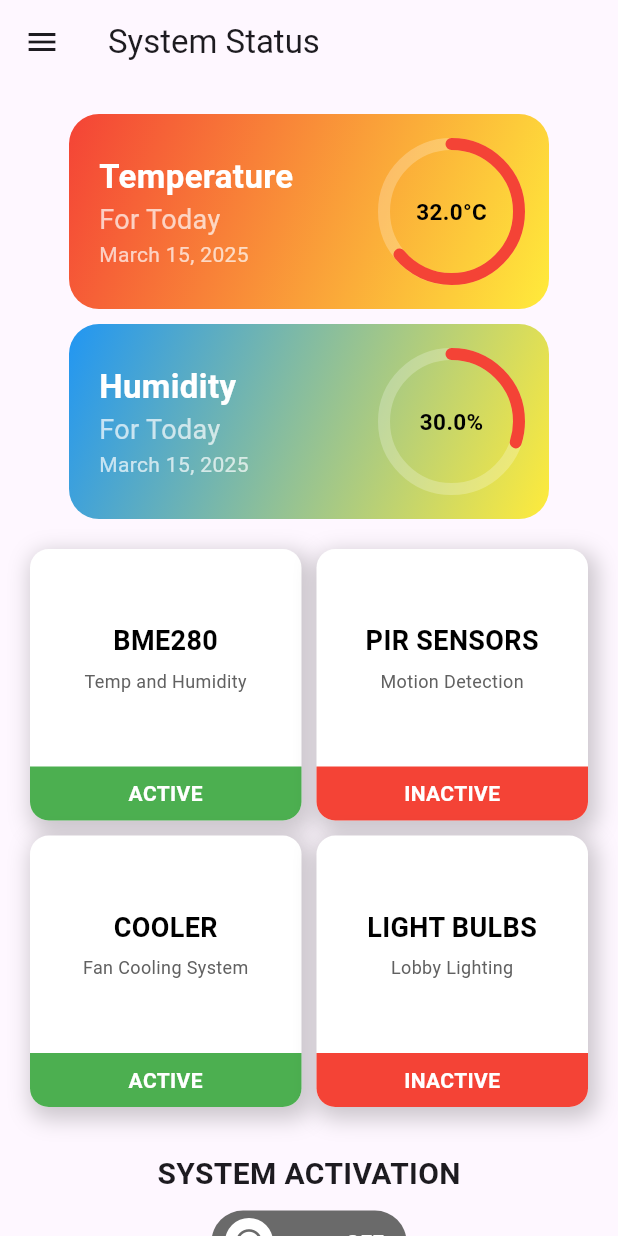
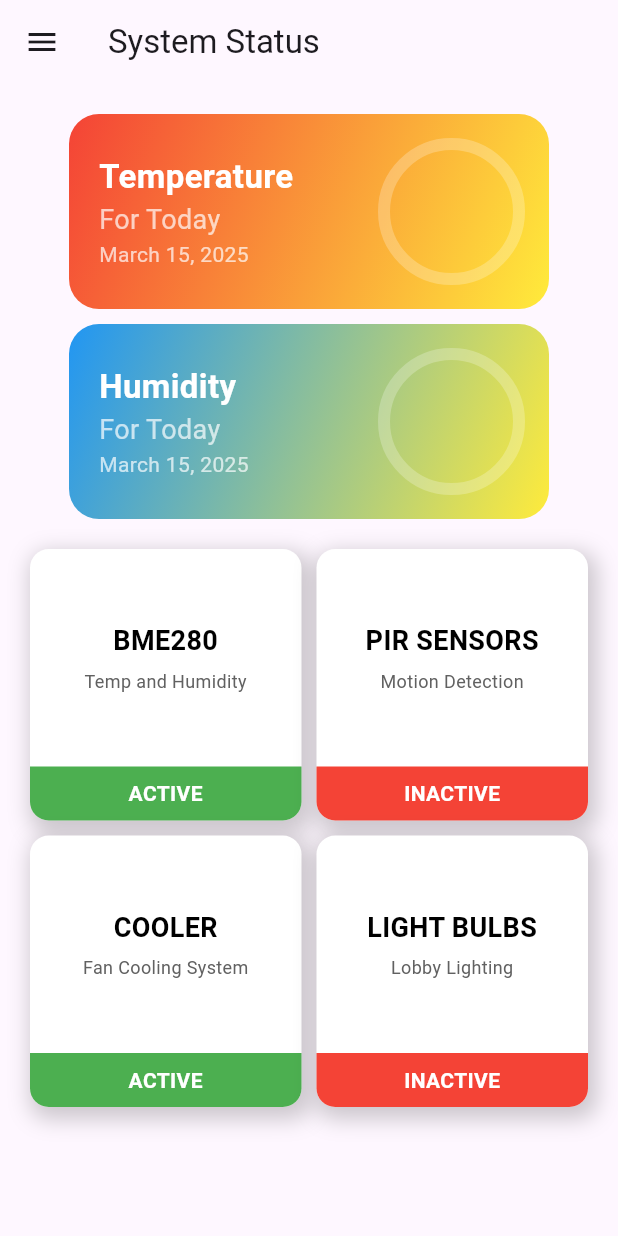
Before and after one commit to ezzzep/SMART-LOBBY-LIGHTING, a Flutter app: the screen it shows once a user with an empty profile is signed in, on a phone screen of 412 x 824 dp. Run offline on Flutter 3.47's test engine with Material 3 defaults, Android fonts, the phone set to English and light mode, and no system bars; drawn by our look-alikes of lite_rolling_switch; our stand-ins replace cloud_firestore, firebase_auth, firebase_core, flutter_blue_plus, fluttertoast, google_fonts and 1 more; accounts and stored records are empty.

Commit message:
activation.dart changes

```diff
--- a/lib/common/widgets/systemStatus/humidityStatus/humidity_status.dart
+++ b/lib/common/widgets/systemStatus/humidityStatus/humidity_status.dart
@@ -3,7 +3,9 @@ import 'package:intl/intl.dart';
 import 'package:vector_math/vector_math_64.dart' as math;
 
 class HumidityStatus extends StatefulWidget {
-  const HumidityStatus({super.key});
+  final double humidity;
+
+  const HumidityStatus({super.key, required this.humidity});
 
   @override
   State<HumidityStatus> createState() => _HumidityStatusState();
@@ -16,7 +18,6 @@ class _HumidityStatusState extends State<HumidityStatus>
   final Duration fadeInDuration = const Duration(milliseconds: 500);
   final Duration fillDuration = const Duration(seconds: 2);
   double progressDegrees = 0;
-  final double humidity = 30;
 
   @override
   void initState() {
@@ -24,9 +25,9 @@ class _HumidityStatusState extends State<HumidityStatus>
     _radialProgressAnimationController =
         AnimationController(vsync: this, duration: fillDuration);
 
-    _progressAnimation = Tween(begin: 0.0, end: (humidity / 100) * 360).animate(
-        CurvedAnimation(
-            parent: _radialProgressAnimationController, curve: Curves.easeIn))
+    _progressAnimation = Tween(begin: 0.0, end: (widget.humidity / 100) * 360)
+        .animate(CurvedAnimation(
+        parent: _radialProgressAnimationController, curve: Curves.easeIn))
       ..addListener(() {
         setState(() {
           progressDegrees = _progressAnimation.value;
@@ -36,19 +37,41 @@ class _HumidityStatusState extends State<HumidityStatus>
     _radialProgressAnimationController.forward();
   }
 
+  @override
+  void didUpdateWidget(HumidityStatus oldWidget) {
+    super.didUpdateWidget(oldWidget);
+    if (oldWidget.humidity != widget.humidity) {
+      _radialProgressAnimationController.reset();
+      _progressAnimation = Tween(begin: 0.0, end: (widget.humidity / 100) * 360)
+          .animate(CurvedAnimation(
+          parent: _radialProgressAnimationController, curve: Curves.easeIn))
+        ..addListener(() {
+          setState(() {
+            progressDegrees = _progressAnimation.value;
+          });
+        });
+      _radialProgressAnimationController.forward();
+    }
+  }
+
+  @override
+  void dispose() {
+    _radialProgressAnimationController.dispose();
+    super.dispose();
+  }
+
   String getFormattedDate() {
     DateTime now = DateTime.now();
     return DateFormat('MMMM d, yyyy').format(now);
   }
 
-  /// Determines the color based on humidity levels
   Color getHumidityColor(double humidity) {
     if (humidity >= 70) {
-      return Colors.blue[900]!; // Too humid
+      return Colors.blue[900]!;
     } else if (humidity >= 40) {
-      return Colors.blue[300]!; // Moderate
+      return Colors.blue[300]!;
     } else {
-      return Colors.red; // Dry
+      return Colors.red;
     }
   }
 
@@ -64,7 +87,7 @@ class _HumidityStatusState extends State<HumidityStatus>
         padding: const EdgeInsets.symmetric(horizontal: 20),
         decoration: BoxDecoration(
           gradient: const LinearGradient(
-            colors: [Colors.blue, Colors.yellow], // Blue to Yellow Gradient
+            colors: [Colors.blue, Colors.yellow],
             begin: Alignment.topLeft,
             end: Alignment.bottomRight,
           ),
@@ -96,7 +119,7 @@ class _HumidityStatusState extends State<HumidityStatus>
             ),
             CustomPaint(
               painter:
-                  RadialPainter(progressDegrees, getHumidityColor(humidity)),
+              RadialPainter(progressDegrees, getHumidityColor(widget.humidity)),
               child: Container(
                 height: 90,
                 width: 90,
@@ -105,7 +128,7 @@ class _HumidityStatusState extends State<HumidityStatus>
                   opacity: progressDegrees > 5 ? 1.0 : 0.0,
                   duration: fadeInDuration,
                   child: Text(
-                    "$humidity%", // Display humidity
+                    "${widget.humidity.toStringAsFixed(1)}%",
                     style: const TextStyle(
                         color: Colors.black,
                         fontSize: 15,
@@ -157,7 +180,5 @@ class RadialPainter extends CustomPainter {
   }
 
   @override
-  bool shouldRepaint(CustomPainter oldDelegate) {
-    return true;
-  }
+  bool shouldRepaint(CustomPainter oldDelegate) => true;
 }
--- a/lib/common/widgets/systemStatus/temperatureStatus/temperature_status.dart
+++ b/lib/common/widgets/systemStatus/temperatureStatus/temperature_status.dart
@@ -3,7 +3,9 @@ import 'package:intl/intl.dart';
 import 'package:vector_math/vector_math_64.dart' as math;
 
 class TemperatureStatus extends StatefulWidget {
-  const TemperatureStatus({super.key});
+  final double temperature;
+
+  const TemperatureStatus({super.key, required this.temperature});
 
   @override
   State<TemperatureStatus> createState() => _TemperatureStatusState();
@@ -16,8 +18,6 @@ class _TemperatureStatusState extends State<TemperatureStatus>
   final Duration fadeInDuration = const Duration(milliseconds: 500);
   final Duration fillDuration = const Duration(seconds: 2);
   double progressDegrees = 0;
-  final double temperature =
-      32; // Example temperature (replace with real-time data)
 
   @override
   void initState() {
@@ -25,10 +25,9 @@ class _TemperatureStatusState extends State<TemperatureStatus>
     _radialProgressAnimationController =
         AnimationController(vsync: this, duration: fillDuration);
 
-    // Convert temperature (0 to 50°C) into degrees (0 to 360°)
-    _progressAnimation = Tween(begin: 0.0, end: (temperature / 50) * 360)
+    _progressAnimation = Tween(begin: 0.0, end: (widget.temperature / 50) * 360)
         .animate(CurvedAnimation(
-            parent: _radialProgressAnimationController, curve: Curves.easeIn))
+        parent: _radialProgressAnimationController, curve: Curves.easeIn))
       ..addListener(() {
         setState(() {
           progressDegrees = _progressAnimation.value;
@@ -38,6 +37,29 @@ class _TemperatureStatusState extends State<TemperatureStatus>
     _radialProgressAnimationController.forward();
   }
 
+  @override
+  void didUpdateWidget(TemperatureStatus oldWidget) {
+    super.didUpdateWidget(oldWidget);
+    if (oldWidget.temperature != widget.temperature) {
+      _radialProgressAnimationController.reset();
+      _progressAnimation = Tween(begin: 0.0, end: (widget.temperature / 50) * 360)
+          .animate(CurvedAnimation(
+          parent: _radialProgressAnimationController, curve: Curves.easeIn))
+        ..addListener(() {
+          setState(() {
+            progressDegrees = _progressAnimation.value;
+          });
+        });
+      _radialProgressAnimationController.forward();
+    }
+  }
+
+  @override
+  void dispose() {
+    _radialProgressAnimationController.dispose();
+    super.dispose();
+  }
+
   String getFormattedDate() {
     DateTime now = DateTime.now();
     return DateFormat('MMMM d, yyyy').format(now);
@@ -45,11 +67,11 @@ class _TemperatureStatusState extends State<TemperatureStatus>
 
   Color getCircleColor(double temperature) {
     if (temperature <= 25) {
-      return Colors.blue; // Cool
+      return Colors.blue;
     } else if (temperature <= 30) {
-      return Colors.yellow; // Moderate
+      return Colors.yellow;
     } else {
-      return Colors.red; // Hot
+      return Colors.red;
     }
   }
 
@@ -65,7 +87,7 @@ class _TemperatureStatusState extends State<TemperatureStatus>
         padding: const EdgeInsets.symmetric(horizontal: 20),
         decoration: BoxDecoration(
           gradient: const LinearGradient(
-            colors: [Colors.red, Colors.yellow], // Red to Yellow gradient
+            colors: [Colors.red, Colors.yellow],
             begin: Alignment.topLeft,
             end: Alignment.bottomRight,
           ),
@@ -97,7 +119,7 @@ class _TemperatureStatusState extends State<TemperatureStatus>
             ),
             CustomPaint(
               painter:
-                  RadialPainter(progressDegrees, getCircleColor(temperature)),
+              RadialPainter(progressDegrees, getCircleColor(widget.temperature)),
               child: Container(
                 height: 90,
                 width: 90,
@@ -106,7 +128,7 @@ class _TemperatureStatusState extends State<TemperatureStatus>
                   opacity: progressDegrees > 5 ? 1.0 : 0.0,
                   duration: fadeInDuration,
                   child: Text(
-                    "$temperature°C",
+                    "${widget.temperature.toStringAsFixed(1)}°C",
                     style: const TextStyle(
                         color: Colors.black,
                         fontSize: 15,
@@ -158,7 +180,5 @@ class RadialPainter extends CustomPainter {
   }
 
   @override
-  bool shouldRepaint(CustomPainter oldDelegate) {
-    return true;
-  }
+  bool shouldRepaint(CustomPainter oldDelegate) => true;
 }
--- a/lib/screens/dashboard/dashboard_screen.dart
+++ b/lib/screens/dashboard/dashboard_screen.dart
@@ -1,8 +1,6 @@
 import 'dart:async';
 import 'package:flutter/material.dart';
 import 'package:smart_lighting/services/service.dart';
-import 'package:lite_rolling_switch/lite_rolling_switch.dart';
-import 'package:smart_lighting/common/widgets/successCard/success_card.dart';
 import 'package:smart_lighting/common/widgets/systemStatus/temperatureStatus/temperature_status.dart';
 import 'package:smart_lighting/common/widgets/systemStatus/humidityStatus/humidity_status.dart';
 import 'package:smart_lighting/common/widgets/systemStatus/sensorsStatus/sensors_status.dart';
@@ -22,9 +20,9 @@ class Home extends StatefulWidget {
 }
 
 class _HomeState extends State<Home> {
-  bool isSwitchOn = false;
-  bool showSuccess = false;
   bool pirSensorActive = false;
+  double temperature = 0.0;
+  double humidity = 0.0;
   final AuthService _authService = AuthService();
   Timer? _timer;
   String? esp32IP;
@@ -56,51 +54,57 @@ class _HomeState extends State<Home> {
   }
 
   void _startPolling() {
-    _timer?.cancel(); // Cancel any existing timer
+    _timer?.cancel();
     _timer = Timer.periodic(Duration(seconds: 1), (timer) async {
       if (esp32IP == null) return;
       try {
-        final response = await http.get(Uri.parse('http://$esp32IP/pir'));
+        final response = await http.get(Uri.parse('http://$esp32IP/sensors'));
         if (response.statusCode == 200) {
-          setState(() {
-            pirSensorActive = true; // PIR sensor is active if we get a response
-          });
           String data = response.body.trim();
-          if (data == "MOTION DETECTED") {
-            Fluttertoast.showToast(
-              msg: "Motion Detected!",
-              toastLength: Toast.LENGTH_SHORT,
-              gravity: ToastGravity.BOTTOM,
-            );
-          }
+          _parseSensorData(data);
         } else {
           setState(() {
             pirSensorActive = false;
+            temperature = 0.0;
+            humidity = 0.0;
           });
         }
       } catch (e) {
         setState(() {
           pirSensorActive = false;
+          temperature = 0.0;
+          humidity = 0.0;
         });
       }
     });
   }
 
-  void toggleSwitchPosition(bool state) {
+  void _parseSensorData(String data) {
     setState(() {
-      isSwitchOn = state;
-      showSuccess = false;
+      pirSensorActive = true;
+      if (data.startsWith("ERROR")) {
+        temperature = 0.0;
+        humidity = 0.0;
+      } else {
+        List<String> parts = data.split(",");
+        for (String part in parts) {
+          if (part.startsWith("TEMP:")) {
+            temperature = double.tryParse(part.split(":")[1]) ?? 0.0;
+          } else if (part.startsWith("HUMID:")) {
+            humidity = double.tryParse(part.split(":")[1]) ?? 0.0;
+          } else if (part.startsWith("PIR:")) {
+            String pirStatus = part.split(":")[1];
+            if (pirStatus == "MOTION DETECTED") {
+              Fluttertoast.showToast(
+                msg: "Motion Detected!",
+                toastLength: Toast.LENGTH_SHORT,
+                gravity: ToastGravity.BOTTOM,
+              );
+            }
+          }
+        }
+      }
     });
-
-    if (state) {
-      Future.delayed(const Duration(seconds: 3), () {
-        if (mounted) {
-          setState(() {
-            showSuccess = true;
-          });
-        }
-      });
-    }
   }
 
   @override
@@ -127,34 +131,11 @@ class _HomeState extends State<Home> {
             mainAxisAlignment: MainAxisAlignment.start,
             crossAxisAlignment: CrossAxisAlignment.center,
             children: [
-              const TemperatureStatus(),
+              TemperatureStatus(temperature: temperature),
               const SizedBox(height: 10),
-              const HumidityStatus(),
+              HumidityStatus(humidity: humidity),
               const SizedBox(height: 10),
               _buildSensorsStatusGrid(),
-              const SizedBox(height: 20),
-              Center(
-                child: Column(
-                  mainAxisSize: MainAxisSize.min,
-                  children: [
-                    AnimatedSwitcher(
-                      duration: const Duration(milliseconds: 500),
-                      child: showSuccess
-                          ? const SuccessCard()
-                          : const Text(
-                        "SYSTEM ACTIVATION",
-                        style: TextStyle(fontSize: 20, fontWeight: FontWeight.bold),
-                        key: ValueKey("systemActivation"),
-                      ),
-                    ),
-                    const SizedBox(height: 10),
-                    if (!showSuccess)
-                      CustomLiteRollingSwitch(
-                        onSwitchChanged: toggleSwitchPosition,
-                      ),
-                  ],
-                ),
-              ),
             ],
           ),
         ),
@@ -188,7 +169,8 @@ class _HomeState extends State<Home> {
               ),
             ),
             _buildDrawerItem(Icons.home, 'System Status', context, null),
-            _buildDrawerItem(Icons.settings, 'System Tweaks', context, const SystemTweaks()),
+            _buildDrawerItem(
+                Icons.settings, 'System Tweaks', context, const SystemTweaks()),
             _buildDrawerItem(Icons.wifi, 'Setup', context, SetupScreen()),
             _buildDrawerItem(Icons.account_circle, 'Account', context, null),
             const Divider(),
@@ -196,7 +178,8 @@ class _HomeState extends State<Home> {
               leading: const Icon(Icons.logout, color: Colors.red),
               title: const Text(
                 'Sign Out',
-                style: TextStyle(fontWeight: FontWeight.bold, color: Colors.red),
+                style:
+                TextStyle(fontWeight: FontWeight.bold, color: Colors.red),
               ),
               onTap: () async {
                 await _authService.signout(context: context);
@@ -208,7 +191,8 @@ class _HomeState extends State<Home> {
     );
   }
 
-  Widget _buildDrawerItem(IconData icon, String title, BuildContext context, Widget? screen) {
+  Widget _buildDrawerItem(
+      IconData icon, String title, BuildContext context, Widget? screen) {
     return ListTile(
       leading: Icon(icon, color: Colors.blue),
       title: Text(title),
@@ -267,40 +251,3 @@ class _HomeState extends State<Home> {
     );
   }
 }
-
-class CustomLiteRollingSwitch extends StatefulWidget {
-  final Function(bool) onSwitchChanged;
-
-  const CustomLiteRollingSwitch({super.key, required this.onSwitchChanged});
-
-  @override
-  State<CustomLiteRollingSwitch> createState() => _CustomLiteRollingSwitchState();
-}
-
-class _CustomLiteRollingSwitchState extends State<CustomLiteRollingSwitch> {
-  @override
-  Widget build(BuildContext context) {
-    return SizedBox(
-      width: 130,
-      height: 42,
-      child: LiteRollingSwitch(
-        value: false,
-        textOn: 'ON',
-        textOff: 'OFF',
-        colorOn: const Color(0xff0D6EFD),
-        colorOff: const Color(0xff6A6A6A),
-        textOnColor: Colors.white,
-        textOffColor: Colors.white,
-        iconOn: Icons.done,
-        iconOff: Icons.remove_circle_outline,
-        textSize: 14.0,
-        onChanged: (bool state) {
-          widget.onSwitchChanged(state);
-        },
-        onTap: () {},
-        onDoubleTap: () {},
-        onSwipe: () {},
-      ),
-    );
-  }
-}
```
Also changed, not shown: lib/common/widgets/activation/activation.dart (+8 -7 lines), lib/screens/login/login_screen.dart (+21 -11 lines), lib/screens/setup/setup_screen.dart (+30 -30 lines).
